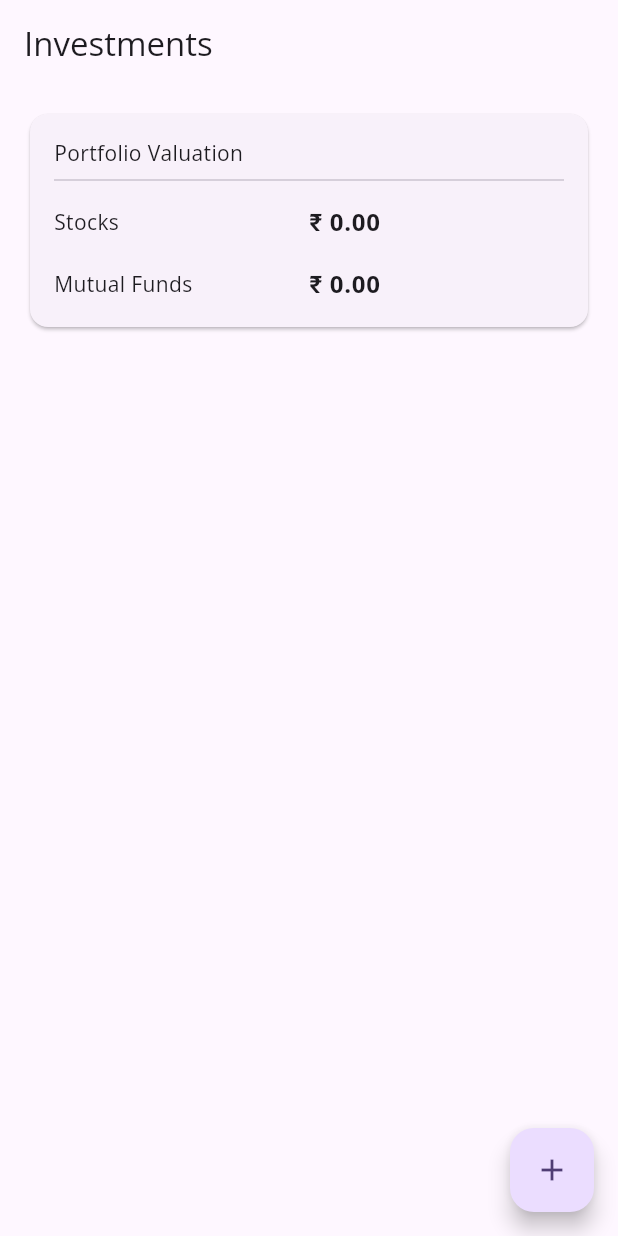
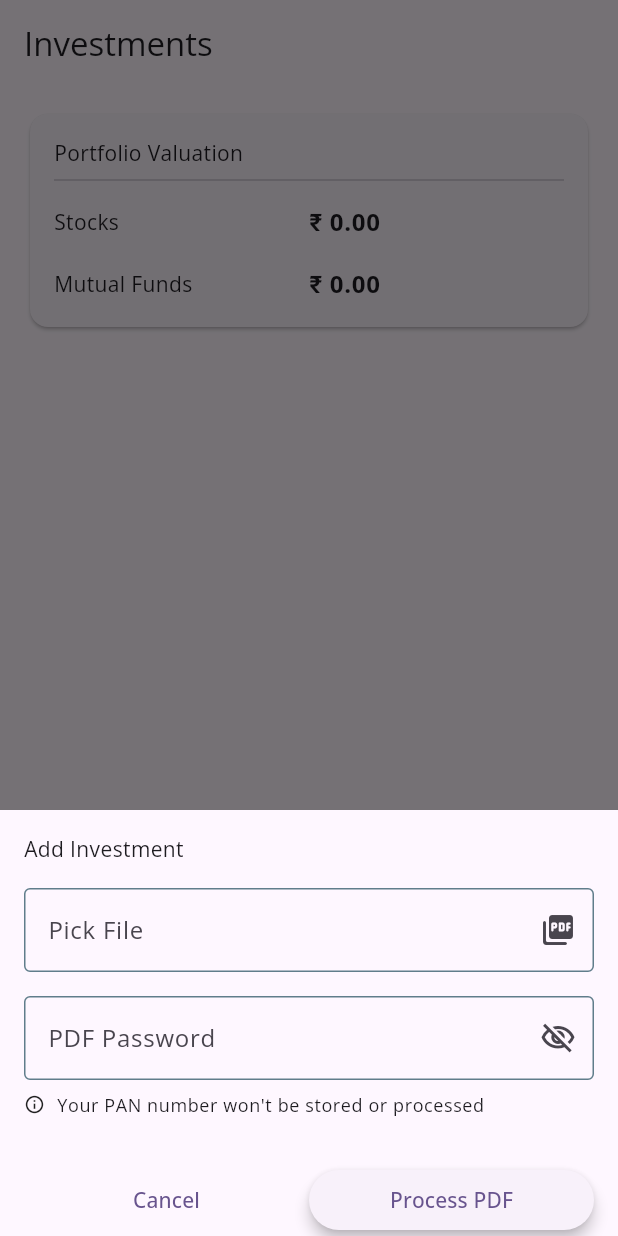
Before and after one commit to leo-elstin/rupiah, a Flutter app: the PDFReader screen opened by its route, after a tap on the "add" icon, on a phone screen of 412 x 824 dp. Run offline on Flutter 3.47's test engine with Material 3 defaults, Android fonts, the phone set to English and light mode, and no system bars; our stand-ins replace appwrite, bloc, currency_text_input_formatter, dio, drift, file_picker and 6 more; missing offline and left inert: drift_db_viewer, feedback; accounts and stored records are empty; generated files the repository leaves out were written again.

Commit message:
add pdf & password validation

```diff
--- a/lib/view/router.dart
+++ b/lib/view/router.dart
@@ -4,7 +4,7 @@ import 'package:expense_kit/view/account/add_account.dart';
 import 'package:expense_kit/view/emi/add_emi.dart';
 import 'package:expense_kit/view/expense/add_expense.dart';
 import 'package:expense_kit/view/home/home.dart';
-import 'package:expense_kit/view/pdf/pdf_reader.dart';
+import 'package:expense_kit/view/savings/investment/investments.dart';
 import 'package:expense_kit/view/savings/mutual_fund/mutual_funds_page.dart';
 import 'package:go_router/go_router.dart';
 
--- /dev/null
+++ b/lib/view/savings/investment/add_investment.dart
@@ -0,0 +1,229 @@
+import 'dart:io';
+
+import 'package:expense_kit/utils/currency_utils.dart';
+import 'package:expense_kit/utils/ui_extensions.dart';
+import 'package:expense_kit/view/decorations.dart';
+import 'package:expense_kit/view_model/savings/savings_cubit.dart';
+import 'package:expense_kit/view_model/state_vm.dart';
+import 'package:file_picker/file_picker.dart';
+import 'package:flutter/material.dart';
+import 'package:go_router/go_router.dart';
+import 'package:intl/intl.dart';
+import 'package:pdf_text/pdf_text.dart';
+
+class AddInvestment extends StatefulWidget {
+  const AddInvestment({super.key});
+
+  @override
+  StateModel<AddInvestment, SavingsCubit> createState() =>
+      _AddInvestmentState();
+}
+
+class _AddInvestmentState extends StateModel<AddInvestment, SavingsCubit> {
+  TextEditingController fileController = TextEditingController();
+  bool obscureText = true;
+  File? file;
+  String? password;
+
+  String stocks = '0.0';
+  String mf = '0.0';
+  DateTime? date;
+
+  @override
+  Widget buildMobile(BuildContext context, SavingsCubit cubit) {
+    return Material(
+      child: Padding(
+        padding: EdgeInsets.only(
+          left: 16,
+          right: 16,
+          top: 16,
+          bottom: MediaQuery.of(context).viewInsets.bottom,
+        ),
+        child: ListView(
+          shrinkWrap: true,
+          children: [
+            const Text('Add Investment'),
+            const SizedBox(height: 16),
+            TextField(
+              controller: fileController,
+              decoration: textDecoration.copyWith(
+                hintText: 'Pick File',
+                suffixIcon: const Icon(Icons.picture_as_pdf_rounded),
+              ),
+              readOnly: true,
+              onTap: () {
+                FilePicker.platform.pickFiles(
+                  type: FileType.custom,
+                  allowedExtensions: ['pdf'],
+                ).then((value) {
+                  if (value != null) {
+                    fileController.text = value.files.first.name;
+                    file = File(value.files.first.path!);
+                  }
+                });
+              },
+            ),
+            const SizedBox(height: 16),
+            TextField(
+              obscureText: obscureText,
+              textCapitalization: TextCapitalization.words,
+              keyboardType: TextInputType.name,
+              decoration: textDecoration.copyWith(
+                hintText: 'PDF Password',
+                suffixIcon: InkWell(
+                  onTap: () {
+                    setState(() {
+                      obscureText = !obscureText;
+                    });
+                  },
+                  child: Icon(
+                    obscureText
+                        ? Icons.visibility_off_outlined
+                        : Icons.visibility_outlined,
+                  ),
+                ),
+                counterText: '',
+              ),
+              onChanged: (value) {
+                password = value;
+              },
+              maxLength: 10,
+            ),
+            const SizedBox(height: 8),
+            Row(
+              children: [
+                const Icon(
+                  Icons.info_outline,
+                  size: 14,
+                ),
+                const SizedBox(width: 8),
+                Text(
+                  'Your PAN number won\'t be stored or processed',
+                  style: context.smaller(),
+                ),
+              ],
+            ),
+            const SizedBox(height: 16),
+            if (date != null)
+              Card(
+                child: Padding(
+                  padding: const EdgeInsets.all(16.0),
+                  child: Column(
+                    crossAxisAlignment: CrossAxisAlignment.start,
+                    mainAxisSize: MainAxisSize.min,
+                    children: [
+                      const Text('Portfolio Valuation'),
+                      const Divider(),
+                      const SizedBox(
+                        height: 8,
+                      ),
+                      Row(
+                        children: [
+                          const Expanded(child: Text('Month/Year')),
+                          Expanded(
+                            child: Text(
+                              DateFormat('MMM, yyyy').format(
+                                date!,
+                              ),
+                              style: context.boldBody(),
+                            ),
+                          ),
+                        ],
+                      ),
+                      const SizedBox(
+                        height: 8,
+                      ),
+                      Row(
+                        children: [
+                          const Expanded(child: Text('Stocks')),
+                          Expanded(
+                            child: Text(
+                              formatter.format(stocks),
+                              style: context.boldBody(),
+                            ),
+                          ),
+                        ],
+                      ),
+                      const SizedBox(
+                        height: 16,
+                      ),
+                      Row(
+                        children: [
+                          const Expanded(child: Text('Mutual Funds')),
+                          Expanded(
+                            child: Text(
+                              formatter.format(mf),
+                              style: context.boldBody(),
+                            ),
+                          ),
+                        ],
+                      ),
+                    ],
+                  ),
+                ),
+              ),
+            const SizedBox(height: 16),
+            SafeArea(
+              child: Row(
+                children: [
+                  Expanded(
+                    child: TextButton(
+                      onPressed: () {
+                        context.pop();
+                      },
+                      child: const Text('Cancel'),
+                    ),
+                  ),
+                  Expanded(
+                    child: ElevatedButton(
+                      style: ElevatedButton.styleFrom(
+                        elevation: 4,
+                      ),
+                      onPressed: () {
+                        if (date != null) {
+                          return;
+                        }
+                        if (password != null &&
+                            password?.length == 10 &&
+                            file != null) {
+                          validatePDF(file!.path, password!);
+                        }
+                      },
+                      child: Text(
+                        date == null ? 'Process PDF' : 'Update Investment',
+                      ),
+                    ),
+                  ),
+                ],
+              ),
+            ),
+          ],
+        ),
+      ),
+    );
+  }
+
+  void validatePDF(String s, String password) async {
+    File file = File(s);
+    PDFDoc doc = await PDFDoc.fromFile(
+      file,
+      password: password.toUpperCase(),
+    );
+
+    String text = await doc.text;
+    var spText = text.split('Mutual Fund Folios');
+
+    var splitAmounts = spText[1].split('Click Here');
+    var amounts = splitAmounts[0].split(' ');
+
+    stocks = amounts[0];
+    mf = amounts[2];
+    var item = RegExp(
+      r'PERIOD FROM ([0-9-0-9-0-9]+)',
+    ).firstMatch(text)?.group(1);
+
+    setState(() {
+      date = DateFormat('dd-MM-yyyy').parse(item!);
+    });
+  }
+}
--- a/lib/view/pdf/pdf_reader.dart
+++ b/lib/view/savings/investment/investments.dart
@@ -3,6 +3,7 @@ import 'dart:io';
 
 import 'package:expense_kit/utils/currency_utils.dart';
 import 'package:expense_kit/utils/ui_extensions.dart';
+import 'package:expense_kit/view/savings/investment/add_investment.dart';
 import 'package:expense_kit/view_model/savings/savings_cubit.dart';
 import 'package:file_picker/file_picker.dart';
 import 'package:flutter/material.dart';
@@ -30,6 +31,13 @@ class _PDFReaderState extends State<PDFReader> {
       ),
       floatingActionButton: FloatingActionButton(
         onPressed: () async {
+          showModalBottomSheet(
+            isScrollControlled: true,
+            context: context,
+            builder: (context) => const AddInvestment(),
+          );
+
+          return;
           FilePickerResult? result = await FilePicker.platform.pickFiles();
 
           if (result != null) {
@@ -51,10 +59,7 @@ class _PDFReaderState extends State<PDFReader> {
               }
             }
 
-            setState(() {
-              stocks = amounts[0];
-              mf = amounts[2];
-            });
+            setState(() {});
 
             // TODO: move it above the future call
             context.read<SavingsCubit>().update(
--- a/lib/view/savings/savings_list.dart
+++ b/lib/view/savings/savings_list.dart
@@ -1,5 +1,5 @@
 import 'package:expense_kit/utils/ui_extensions.dart';
-import 'package:expense_kit/view/pdf/pdf_reader.dart';
+import 'package:expense_kit/view/savings/investment/investments.dart';
 import 'package:expense_kit/view_model/savings/savings_cubit.dart';
 import 'package:expense_kit/view_model/state_vm.dart';
 import 'package:flutter/material.dart';
--- a/lib/view_model/dashboard/dashboard_cubit.dart
+++ b/lib/view_model/dashboard/dashboard_cubit.dart
@@ -35,12 +35,13 @@ class DashboardCubit extends Cubit<DashboardState> {
   String totalAmount() {
     double balance = savings + mutualFund;
     String locale = 'en_IN';
+
     if (balance < 100000) {
       locale = 'en_US';
     }
     return NumberFormat.compactCurrency(
       symbol: currencySymbol,
       locale: locale,
-    ).format(savings + mutualFund);
+    ).format(balance);
   }
 }
--- a/lib/view_model/savings/savings_cubit.dart
+++ b/lib/view_model/savings/savings_cubit.dart
@@ -106,7 +106,7 @@ class SavingsCubit extends Cubit<SavingsState> {
   void update(double stocks, double mf) {
     mutualFundBalance = mf;
     stockBalance = stocks;
-    dashboardCubit.update(mf);
+    dashboardCubit.update(total);
 
     emit(FundLoaded());
   }
```
